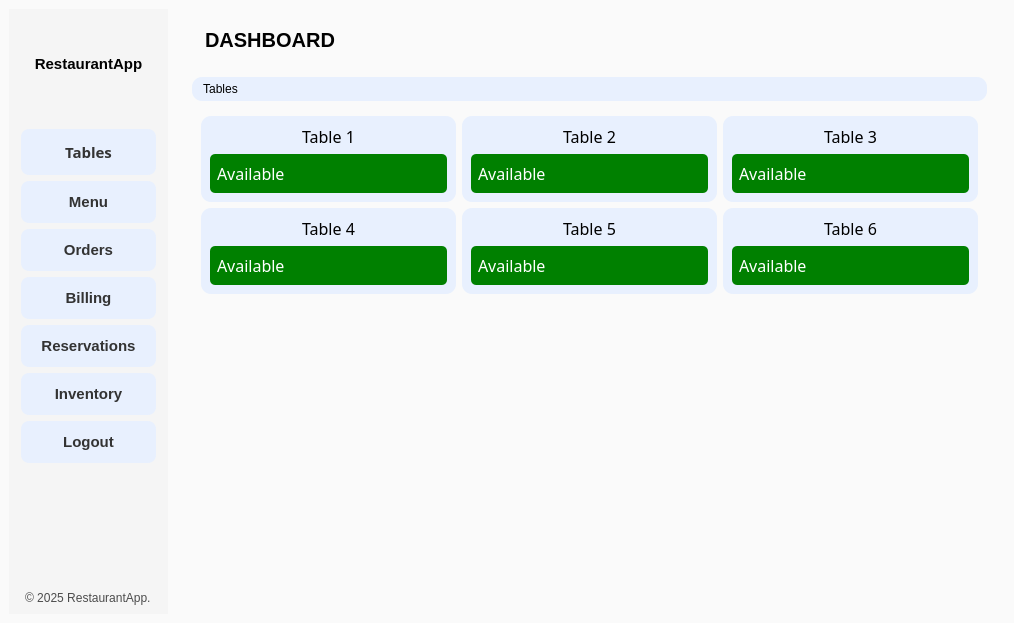
Old version of the form mainwindow.ui in the repository GitGudCode440/restaurant-management-system.
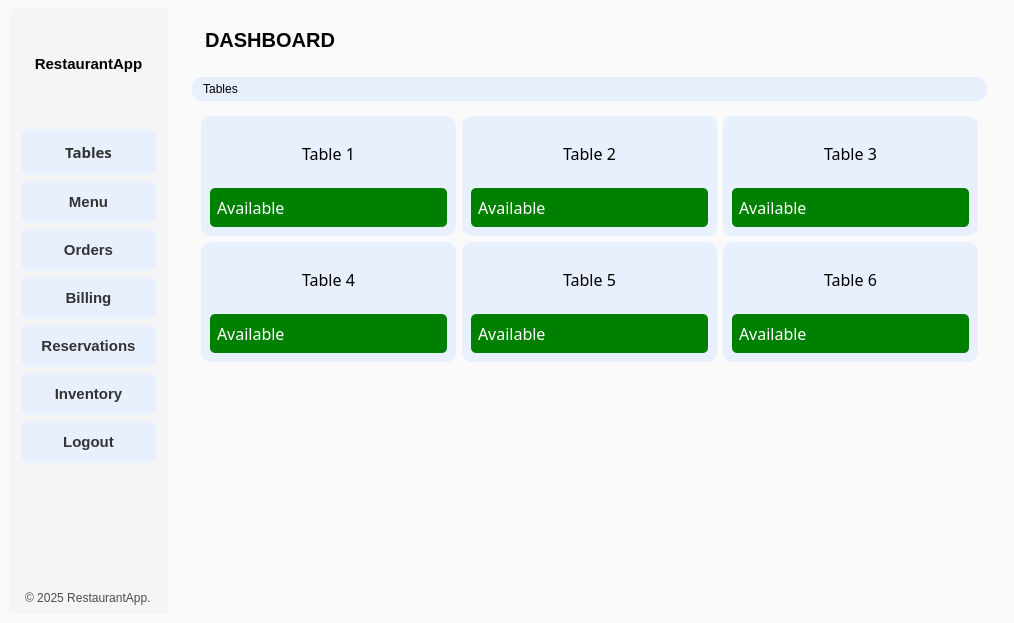
New version of the form. The open tabs and pages were chosen to show the change. Icons and pictures are not drawn.

The edit to the form file:
```diff
--- a/mainwindow.ui
+++ b/mainwindow.ui
@@ -757,6 +757,12 @@
              <layout class="QGridLayout" name="gridLayout">
               <item row="1" column="2">
                <widget class="QFrame" name="Table6">
+                <property name="minimumSize">
+                 <size>
+                  <width>0</width>
+                  <height>120</height>
+                 </size>
+                </property>
                 <property name="styleSheet">
                  <string notr="true">background-color: #E8F0FE;
 border-radius: 10px;</string>
@@ -878,6 +884,12 @@
               </item>
               <item row="1" column="0">
                <widget class="QFrame" name="Table4">
+                <property name="minimumSize">
+                 <size>
+                  <width>0</width>
+                  <height>120</height>
+                 </size>
+                </property>
                 <property name="styleSheet">
                  <string notr="true">background-color: #E8F0FE;
 border-radius: 10px;</string>
@@ -999,6 +1011,12 @@
               </item>
               <item row="1" column="1">
                <widget class="QFrame" name="Table5">
+                <property name="minimumSize">
+                 <size>
+                  <width>0</width>
+                  <height>120</height>
+                 </size>
+                </property>
                 <property name="styleSheet">
                  <string notr="true">background-color: #E8F0FE;
 border-radius: 10px;</string>
@@ -1120,6 +1138,12 @@
               </item>
               <item row="0" column="0">
                <widget class="QFrame" name="Table1">
+                <property name="minimumSize">
+                 <size>
+                  <width>0</width>
+                  <height>120</height>
+                 </size>
+                </property>
                 <property name="styleSheet">
                  <string notr="true">background-color: #E8F0FE;
 border-radius: 10px;</string>
@@ -1247,6 +1271,12 @@
               </item>
               <item row="0" column="1">
                <widget class="QFrame" name="Table2">
+                <property name="minimumSize">
+                 <size>
+                  <width>0</width>
+                  <height>120</height>
+                 </size>
+                </property>
                 <property name="styleSheet">
                  <string notr="true">background-color: #E8F0FE;
 border-radius: 10px;</string>
@@ -1368,6 +1398,12 @@
               </item>
               <item row="0" column="2">
                <widget class="QFrame" name="Table3">
+                <property name="minimumSize">
+                 <size>
+                  <width>0</width>
+                  <height>120</height>
+                 </size>
+                </property>
                 <property name="styleSheet">
                  <string notr="true">background-color: #E8F0FE;
 border-radius: 10px;</string>
```
Left out of the diff: 58 changed lines with no effect on the pictures.
